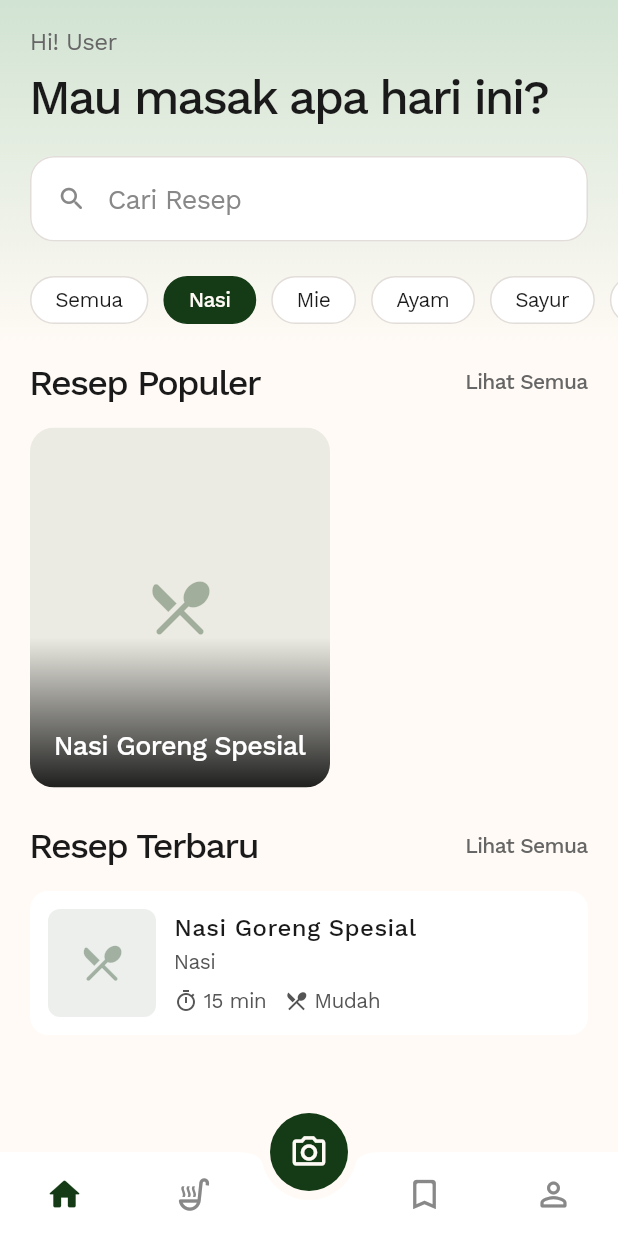
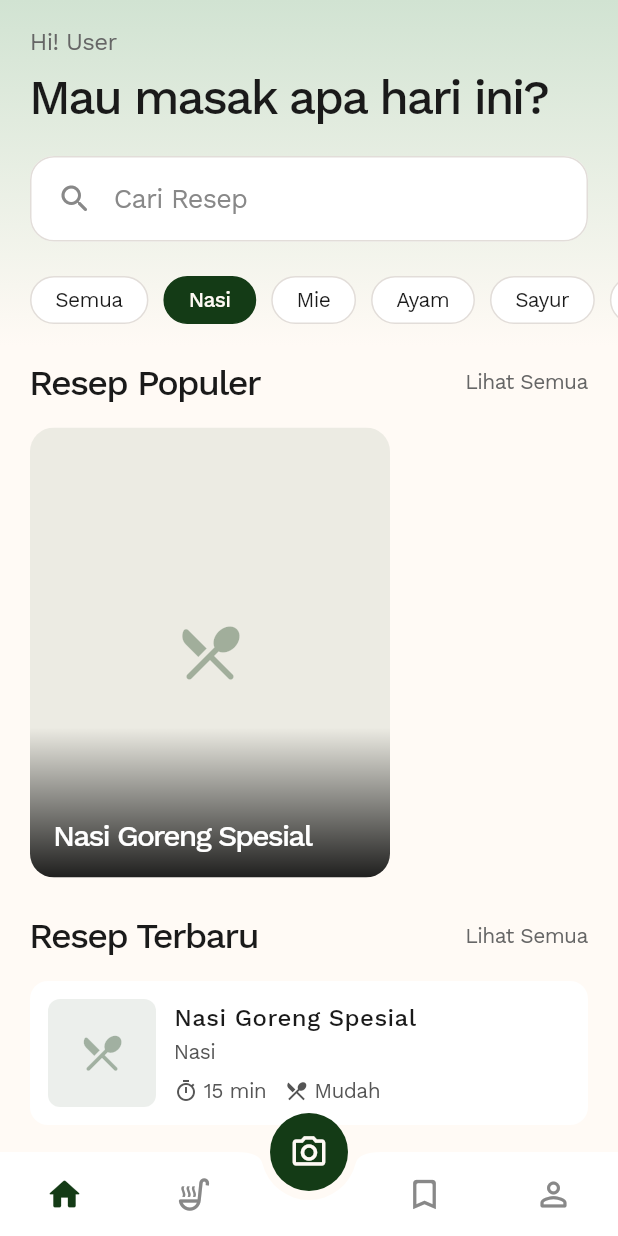
Before and after one commit to rianmubarok/cooksnap-mobile-app, a Flutter app: the MainShellScreen screen opened by its route, after a tap on "Nasi", on a phone screen of 412 x 824 dp. Run offline on Flutter 3.47's test engine with Material 3 defaults, Android fonts, the phone set to English and light mode, and no system bars; our stand-ins replace flutter_dotenv, flutter_svg, image_picker, shared_preferences; accounts and stored records are empty.

Commit message:
Update UI: search animations, 4:5 card ratios, global keyboard unfocus, text styles

```diff
--- a/lib/core/app_text_styles.dart
+++ b/lib/core/app_text_styles.dart
@@ -88,7 +88,7 @@ class AppTextStyles {
 
   static const TextStyle labelMedium = TextStyle(
     fontSize: 14,
-    fontWeight: FontWeight.w500,
+    fontWeight: FontWeight.w400,
     color: AppColors.textSecondary,
   );
 
--- a/lib/main.dart
+++ b/lib/main.dart
@@ -28,6 +28,10 @@ class CookSnapApp extends StatelessWidget {
         title: AppConstants.appName,
         debugShowCheckedModeBanner: false,
         theme: AppTheme.lightTheme,
+        builder: (context, child) => GestureDetector(
+          onTap: () => FocusManager.instance.primaryFocus?.unfocus(),
+          child: child,
+        ),
         initialRoute: AppRoutes.splash,
         routes: AppRoutes.routes,
       ),
--- a/lib/screens/auth/login_screen.dart
+++ b/lib/screens/auth/login_screen.dart
@@ -54,8 +54,7 @@ class _LoginScreenState extends State<LoginScreen> {
     await runMockAuth(context, onComplete: () {
       setState(() => _isLoading = false);
       final email = _emailController.text.trim();
-      final displayName =
-          email.contains('@') ? email.split('@').first : email;
+      final displayName = email.contains('@') ? email.split('@').first : email;
       context.read<UserProvider>().setUser(
             displayName.isEmpty ? 'User' : displayName,
             email,
@@ -106,7 +105,8 @@ class _LoginScreenState extends State<LoginScreen> {
                   context,
                   'Fitur reset kata sandi segera hadir',
                 ),
-                child: const Text('Lupa Kata Sandi?', style: AppTextStyles.link),
+                child:
+                    const Text('Lupa Kata Sandi?', style: AppTextStyles.link),
               ),
             ),
             const SizedBox(height: AppConstants.spacingLg),
--- a/lib/screens/home/home_screen.dart
+++ b/lib/screens/home/home_screen.dart
@@ -152,7 +152,7 @@ class _HomeScreenState extends State<HomeScreen> {
 
   Widget _buildPopularRecipes(List<Recipe> recipes) {
     return SizedBox(
-      height: 240,
+      height: 300,
       child: ListView.builder(
         scrollDirection: Axis.horizontal,
         padding: const EdgeInsets.symmetric(
--- a/lib/widgets/custom_text_field.dart
+++ b/lib/widgets/custom_text_field.dart
@@ -1,3 +1,4 @@
+import 'dart:async';
 import 'package:flutter/material.dart';
 import '../core/app_colors.dart';
 import '../core/app_constants.dart';
@@ -19,6 +20,8 @@ class CustomTextField extends StatefulWidget {
   /// Shows a clear button when the field has text (e.g. search).
   final bool clearable;
   final bool autofocus;
+  final double? iconSize;
+  final List<String>? animatedHints;
 
   const CustomTextField({
     super.key,
@@ -35,6 +38,8 @@ class CustomTextField extends StatefulWidget {
     this.large = false,
     this.clearable = false,
     this.autofocus = false,
+    this.iconSize,
+    this.animatedHints,
   });
 
   static const double largeFontSize = 18;
@@ -46,11 +51,26 @@ class CustomTextField extends StatefulWidget {
 
 class _CustomTextFieldState extends State<CustomTextField> {
   bool _obscureText = true;
+  int _currentHintIndex = 0;
+  Timer? _hintTimer;
 
   @override
   void initState() {
     super.initState();
     widget.controller?.addListener(_onControllerChanged);
+    _startHintTimerIfNeeded();
+  }
+
+  void _startHintTimerIfNeeded() {
+    if (widget.animatedHints != null && widget.animatedHints!.isNotEmpty) {
+      _hintTimer = Timer.periodic(const Duration(seconds: 5), (timer) {
+        if (mounted) {
+          setState(() {
+            _currentHintIndex = (_currentHintIndex + 1) % widget.animatedHints!.length;
+          });
+        }
+      });
+    }
   }
 
   @override
@@ -59,23 +79,28 @@ class _CustomTextFieldState extends State<CustomTextField> {
     if (oldWidget.controller != widget.controller) {
       oldWidget.controller?.removeListener(_onControllerChanged);
       widget.controller?.addListener(_onControllerChanged);
-      if (widget.clearable) setState(() {});
+      if (widget.clearable || widget.animatedHints != null) setState(() {});
+    }
+    if (oldWidget.animatedHints != widget.animatedHints) {
+      _hintTimer?.cancel();
+      _startHintTimerIfNeeded();
     }
   }
 
   @override
   void dispose() {
+    _hintTimer?.cancel();
     widget.controller?.removeListener(_onControllerChanged);
     super.dispose();
   }
 
   void _onControllerChanged() {
-    if (widget.clearable) setState(() {});
+    if (widget.clearable || widget.animatedHints != null) setState(() {});
   }
 
   double get _fontSize => widget.large ? CustomTextField.largeFontSize : 15;
 
-  double get _iconSize => widget.large ? 20 : 18;
+  double get _iconSize => widget.iconSize ?? (widget.large ? 20 : 18);
 
   double get _horizontalPadding =>
       widget.large ? AppConstants.paddingScreen : AppConstants.spacingMd;
@@ -165,7 +190,45 @@ class _CustomTextFieldState extends State<CustomTextField> {
             color: AppColors.textPrimary,
           ),
           decoration: InputDecoration(
-            hintText: widget.hintText,
+            label: widget.animatedHints != null
+                ? AnimatedSwitcher(
+                    duration: const Duration(milliseconds: 500),
+                    layoutBuilder: (currentChild, previousChildren) {
+                      return Stack(
+                        alignment: Alignment.centerLeft,
+                        children: <Widget>[
+                          ...previousChildren,
+                          if (currentChild != null) currentChild,
+                        ],
+                      );
+                    },
+                    transitionBuilder: (child, animation) {
+                      final isIncoming = child.key == ValueKey<int>(_currentHintIndex);
+                      return FadeTransition(
+                        opacity: animation,
+                        child: SlideTransition(
+                          position: Tween<Offset>(
+                            begin: Offset(0.0, isIncoming ? 0.3 : -0.3),
+                            end: Offset.zero,
+                          ).animate(animation),
+                          child: child,
+                        ),
+                      );
+                    },
+                    child: Text(
+                      widget.animatedHints![_currentHintIndex],
+                      key: ValueKey<int>(_currentHintIndex),
+                      style: TextStyle(
+                        color: AppColors.textHint,
+                        fontSize: _fontSize,
+                      ),
+                    ),
+                  )
+                : null,
+            floatingLabelBehavior: widget.animatedHints != null
+                ? FloatingLabelBehavior.never
+                : null,
+            hintText: widget.animatedHints != null ? null : widget.hintText,
             hintStyle: TextStyle(
               color: AppColors.textHint,
               fontSize: _fontSize,
--- a/lib/widgets/recipe/recipe_card_horizontal.dart
+++ b/lib/widgets/recipe/recipe_card_horizontal.dart
@@ -19,7 +19,7 @@ class RecipeCardHorizontal extends StatelessWidget {
     return GestureDetector(
       onTap: () => context.openRecipeDetail(recipe.id),
       child: Container(
-        width: 200,
+        width: 240,
         margin: const EdgeInsets.only(right: 16),
         child: ClipRRect(
           borderRadius: BorderRadius.circular(AppConstants.radiusLg),
@@ -62,7 +62,11 @@ class RecipeCardHorizontal extends StatelessWidget {
                   recipe.recipeName,
                   maxLines: 2,
                   overflow: TextOverflow.ellipsis,
-                  style: AppTextStyles.h4.copyWith(color: Colors.white),
+                  style: AppTextStyles.h3.copyWith(
+                    color: Colors.white,
+                    letterSpacing: -1.2,
+                    height: 1.2,
+                  ),
                 ),
               ),
             ],
--- a/lib/widgets/search/recipe_search_field.dart
+++ b/lib/widgets/search/recipe_search_field.dart
@@ -22,7 +22,15 @@ class RecipeSearchField extends StatelessWidget {
   Widget build(BuildContext context) {
     return CustomTextField(
       hintText: 'Cari Resep',
+      animatedHints: const [
+        'Cari Resep',
+        'Ayam Goreng',
+        'Opor Ayam',
+        'Nasi Goreng',
+        'Sop Ikan',
+      ],
       prefixIcon: Icons.search_rounded,
+      iconSize: 24,
       large: true,
       clearable: clearable,
       controller: controller,
```
Also changed, not shown: 1 other file.
